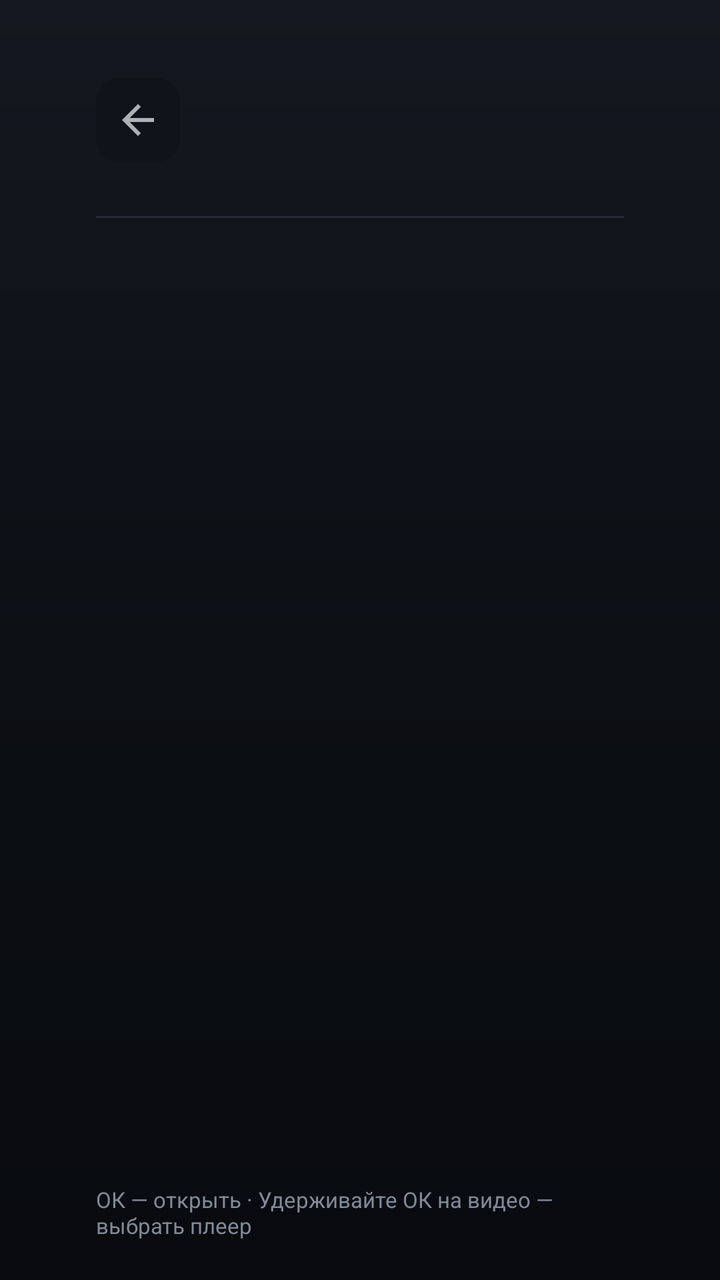
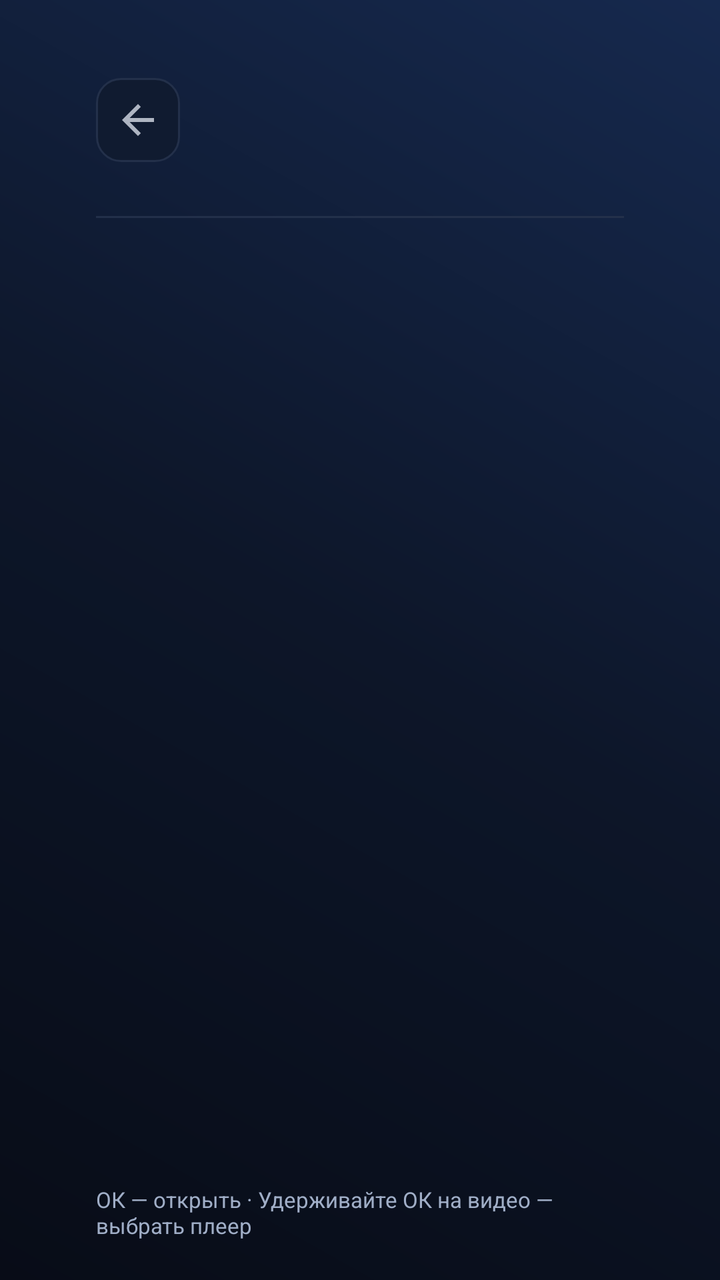

Before-and-after screenshots of an Android layout around one commit, followed by the original layout XML and the change that was made.
<!-- AndroidManifest.xml: application theme Theme.DiskTV -->
<!-- res/layout/activity_browser.xml -->
<LinearLayout xmlns:android="http://schemas.android.com/apk/res/android" xmlns:app="http://schemas.android.com/apk/res-auto" android:layout_width="match_parent" android:layout_height="match_parent" android:background="@drawable/screen_bg" android:orientation="vertical" android:paddingStart="48dp" android:paddingEnd="48dp" android:paddingTop="28dp" android:paddingBottom="20dp">
    <LinearLayout android:layout_width="match_parent" android:layout_height="64dp" android:orientation="horizontal" android:gravity="center_vertical">
        <ImageButton android:id="@+id/btnUp" android:layout_width="42dp" android:layout_height="42dp" android:layout_marginEnd="18dp" android:src="@drawable/ic_up" app:tint="@color/text_white" android:background="@drawable/focus_tile" android:contentDescription="@string/back" android:padding="11dp"/>
        <LinearLayout android:layout_width="0dp" android:layout_weight="1" android:layout_height="wrap_content" android:orientation="vertical">
            <TextView android:id="@+id/tvPath" android:layout_width="match_parent" android:layout_height="wrap_content" android:textColor="@color/text_dim" android:textSize="12sp" android:singleLine="true" android:ellipsize="middle"/>
            <TextView android:id="@+id/folderTitle" android:layout_width="match_parent" android:layout_height="wrap_content" android:layout_marginTop="5dp" android:textSize="28sp" android:fontFamily="sans-serif-medium" android:textColor="@color/text_white" android:singleLine="true" android:ellipsize="end" android:includeFontPadding="false"/>
        </LinearLayout>
        <TextView android:id="@+id/folderCount" android:layout_width="wrap_content" android:layout_height="wrap_content" android:layout_marginStart="24dp" android:textSize="12sp" android:textColor="@color/text_dim"/>
    </LinearLayout>
    <View android:layout_width="match_parent" android:layout_height="1dp" android:layout_marginTop="16dp" android:layout_marginBottom="10dp" android:background="#252C36"/>
    <FrameLayout android:layout_width="match_parent" android:layout_height="0dp" android:layout_weight="1">
        <androidx.recyclerview.widget.RecyclerView android:id="@+id/browseList" android:layout_width="match_parent" android:layout_height="match_parent" android:padding="4dp" android:clipToPadding="false" android:overScrollMode="never" android:scrollbars="none"/>
        <TextView android:id="@+id/emptyBrowse" android:layout_width="match_parent" android:layout_height="match_parent" android:gravity="center" android:padding="32dp" android:background="@drawable/focus_tile" android:text="@string/empty_folder" android:textColor="@color/text_dim" android:textSize="16sp" android:visibility="gone"/>
    </FrameLayout>
    <TextView android:layout_width="match_parent" android:layout_height="wrap_content" android:layout_marginTop="10dp" android:text="@string/browser_remote_hint" android:textSize="11sp" android:textColor="@color/text_mid"/>
</LinearLayout>
<!-- resources referenced by this layout -->
<resources>
  <color name="text_dim">#A2A9B4</color>
  <color name="text_mid">#818A98</color>
  <color name="text_white">#F3F4F6</color>
  <!-- drawable focus_tile (drawable) -->
  <selector xmlns:android="http://schemas.android.com/apk/res/android">
      <item android:state_focused="true"><shape><solid android:color="#252B35"/><stroke android:width="2dp" android:color="#E8ECF2"/><corners android:radius="12dp"/></shape></item>
      <item><shape><solid android:color="#10141A"/><corners android:radius="12dp"/></shape></item>
  </selector>
  <!-- drawable ic_up (drawable) -->
  <vector xmlns:android="http://schemas.android.com/apk/res/android" android:width="24dp" android:height="24dp" android:viewportWidth="24" android:viewportHeight="24"><path android:fillColor="#B3FFFFFF" android:fillType="evenOdd" android:pathData="M20,11 H7.83 L13.42,5.41 L12,4 L4,12 L12,20 L13.42,18.59 L7.83,13 H20 Z"/></vector>
  <!-- drawable screen_bg (drawable) -->
  <shape xmlns:android="http://schemas.android.com/apk/res/android"><gradient android:angle="270" android:startColor="#141820" android:centerColor="#0C0F14" android:endColor="#090B0F"/></shape>
  <string name="back">Назад</string>
  <string name="browser_remote_hint">ОК — открыть    ·    Удерживайте ОК на видео — выбрать плеер</string>
  <string name="empty_folder">Папка пуста</string>
  <style name="Theme.DiskTV" parent="Theme.AppCompat.NoActionBar">
          <item name="android:windowFullscreen">true</item><item name="android:windowBackground">@color/bg</item>
          <item name="android:colorBackground">@color/bg</item><item name="android:fontFamily">sans-serif</item>
          <item name="android:colorAccent">#E1E6EE</item><item name="colorAccent">#E1E6EE</item>
          <item name="android:windowAnimationStyle">@null</item><item name="android:windowLightStatusBar">false</item>
      </style>
  <color name="bg">#090B0F</color>
</resources>

<!-- the commit's change to res/layout/activity_browser.xml (unified diff, before → after) -->
@@ -7,7 +7,7 @@
         </LinearLayout>
         <TextView android:id="@+id/folderCount" android:layout_width="wrap_content" android:layout_height="wrap_content" android:layout_marginStart="24dp" android:textSize="12sp" android:textColor="@color/text_dim"/>
     </LinearLayout>
-    <View android:layout_width="match_parent" android:layout_height="1dp" android:layout_marginTop="16dp" android:layout_marginBottom="10dp" android:background="#252C36"/>
+    <View android:layout_width="match_parent" android:layout_height="1dp" android:layout_marginTop="16dp" android:layout_marginBottom="10dp" android:background="@color/border"/>
     <FrameLayout android:layout_width="match_parent" android:layout_height="0dp" android:layout_weight="1">
         <androidx.recyclerview.widget.RecyclerView android:id="@+id/browseList" android:layout_width="match_parent" android:layout_height="match_parent" android:padding="4dp" android:clipToPadding="false" android:overScrollMode="never" android:scrollbars="none"/>
         <TextView android:id="@+id/emptyBrowse" android:layout_width="match_parent" android:layout_height="match_parent" android:gravity="center" android:padding="32dp" android:background="@drawable/focus_tile" android:text="@string/empty_folder" android:textColor="@color/text_dim" android:textSize="16sp" android:visibility="gone"/>
<!-- resource entries referenced after the edit -->
@@ -1,26 +1,29 @@
 <!-- resources referenced by this layout -->
 <resources>
-  <color name="text_dim">#A2A9B4</color>
-  <color name="text_mid">#818A98</color>
-  <color name="text_white">#F3F4F6</color>
+  <color name="border">#23304A</color>
+  <color name="text_dim">#B1BDD2</color>
+  <color name="text_mid">#A0AEC7</color>
+  <color name="text_white">#F1F5FF</color>
   <!-- drawable focus_tile (drawable) -->
   <selector xmlns:android="http://schemas.android.com/apk/res/android">
-      <item android:state_focused="true"><shape><solid android:color="#252B35"/><stroke android:width="2dp" android:color="#E8ECF2"/><corners android:radius="12dp"/></shape></item>
-      <item><shape><solid android:color="#10141A"/><corners android:radius="12dp"/></shape></item>
+      <item android:state_focused="true"><shape><solid android:color="#1B3358"/><stroke android:width="2dp" android:color="@color/focus_glow"/><corners android:radius="12dp"/></shape></item>
+      <item><shape><solid android:color="#101B30"/><stroke android:width="1dp" android:color="@color/border"/><corners android:radius="12dp"/></shape></item>
   </selector>
   <!-- drawable ic_up (drawable) -->
   <vector xmlns:android="http://schemas.android.com/apk/res/android" android:width="24dp" android:height="24dp" android:viewportWidth="24" android:viewportHeight="24"><path android:fillColor="#B3FFFFFF" android:fillType="evenOdd" android:pathData="M20,11 H7.83 L13.42,5.41 L12,4 L4,12 L12,20 L13.42,18.59 L7.83,13 H20 Z"/></vector>
   <!-- drawable screen_bg (drawable) -->
-  <shape xmlns:android="http://schemas.android.com/apk/res/android"><gradient android:angle="270" android:startColor="#141820" android:centerColor="#0C0F14" android:endColor="#090B0F"/></shape>
+  <shape xmlns:android="http://schemas.android.com/apk/res/android"><gradient android:angle="225" android:startColor="#16294E" android:centerColor="#0D1629" android:endColor="@color/bg"/></shape>
   <string name="back">Назад</string>
   <string name="browser_remote_hint">ОК — открыть    ·    Удерживайте ОК на видео — выбрать плеер</string>
   <string name="empty_folder">Папка пуста</string>
   <style name="Theme.DiskTV" parent="Theme.AppCompat.NoActionBar">
           <item name="android:windowFullscreen">true</item><item name="android:windowBackground">@color/bg</item>
           <item name="android:colorBackground">@color/bg</item><item name="android:fontFamily">sans-serif</item>
-          <item name="android:colorAccent">#E1E6EE</item><item name="colorAccent">#E1E6EE</item>
+          <item name="android:colorAccent">@color/accent_cyan</item><item name="colorAccent">@color/accent_cyan</item>
           <item name="android:windowAnimationStyle">@null</item><item name="android:windowLightStatusBar">false</item>
       </style>
-  <color name="bg">#090B0F</color>
+  <color name="focus_glow">#C5DDFF</color>
+  <color name="bg">#080C17</color>
+  <color name="accent_cyan">#A5C9FF</color>
 </resources>
 
